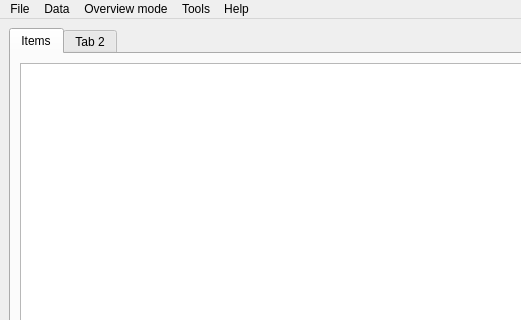
First picture: the form in marvus_src/main_window.ui, repository Riyufuchi/marvus_v2, before the edit; both pictures show x 0 to 521 and y 0 to 320 of the 800 by 600 pixel window.
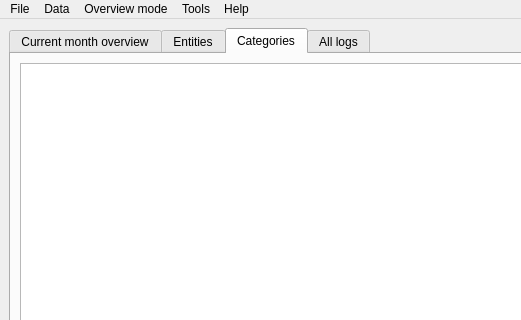
Second picture: the form after the edit. The open tabs and pages were chosen to show the change. Icons and pictures are not drawn.

```diff
--- a/marvus_src/main_window.ui
+++ b/marvus_src/main_window.ui
@@ -22,7 +22,7 @@
       </property>
       <widget class="QWidget" name="tab">
        <attribute name="title">
-        <string>Items</string>
+        <string>Current month overview</string>
        </attribute>
        <layout class="QGridLayout" name="gridLayout_2">
         <item row="0" column="0">
@@ -32,11 +32,31 @@
       </widget>
       <widget class="QWidget" name="tab_2">
        <attribute name="title">
-        <string>Tab 2</string>
+        <string>Entities</string>
        </attribute>
        <layout class="QGridLayout" name="gridLayout_3">
         <item row="0" column="0">
-         <widget class="QTableView" name="tableView"/>
+         <widget class="QTableView" name="entity_view"/>
+        </item>
+       </layout>
+      </widget>
+      <widget class="QWidget" name="tab_3">
+       <attribute name="title">
+        <string>Categories</string>
+       </attribute>
+       <layout class="QGridLayout" name="gridLayout_4">
+        <item row="0" column="0">
+         <widget class="QTableView" name="category_view"/>
+        </item>
+       </layout>
+      </widget>
+      <widget class="QWidget" name="tab_4">
+       <attribute name="title">
+        <string>All logs</string>
+       </attribute>
+       <layout class="QGridLayout" name="gridLayout_5">
+        <item row="0" column="0">
+         <widget class="QTableView" name="full_view"/>
         </item>
        </layout>
       </widget>
```
Left out of the diff: 2 changed lines with no effect on the pictures.
